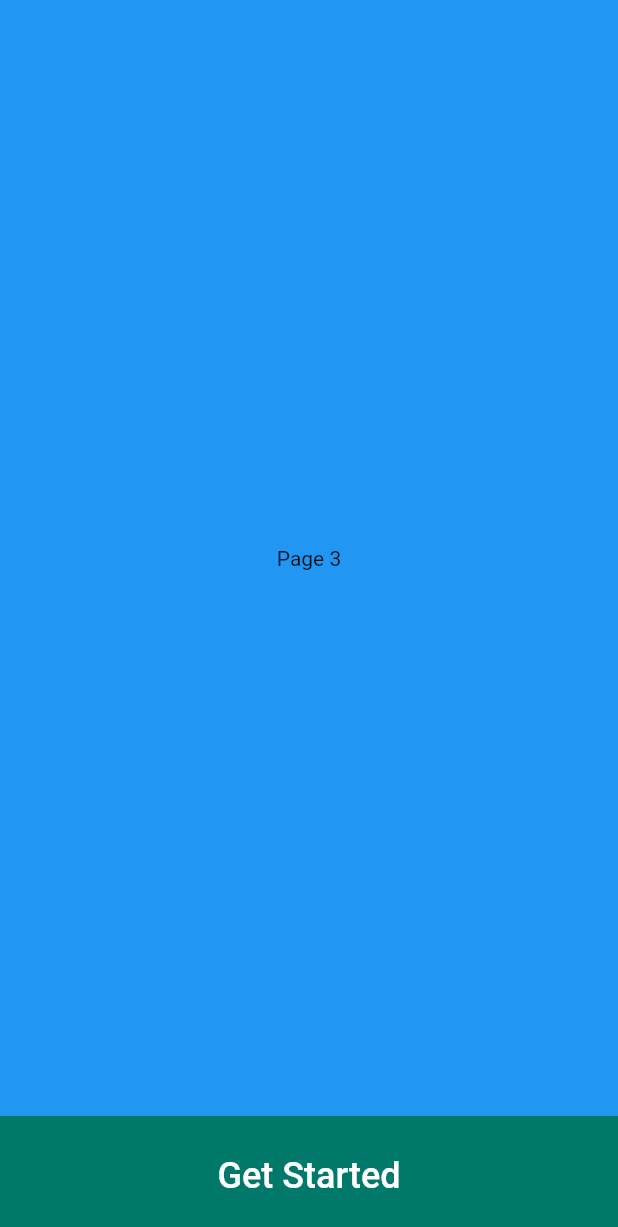
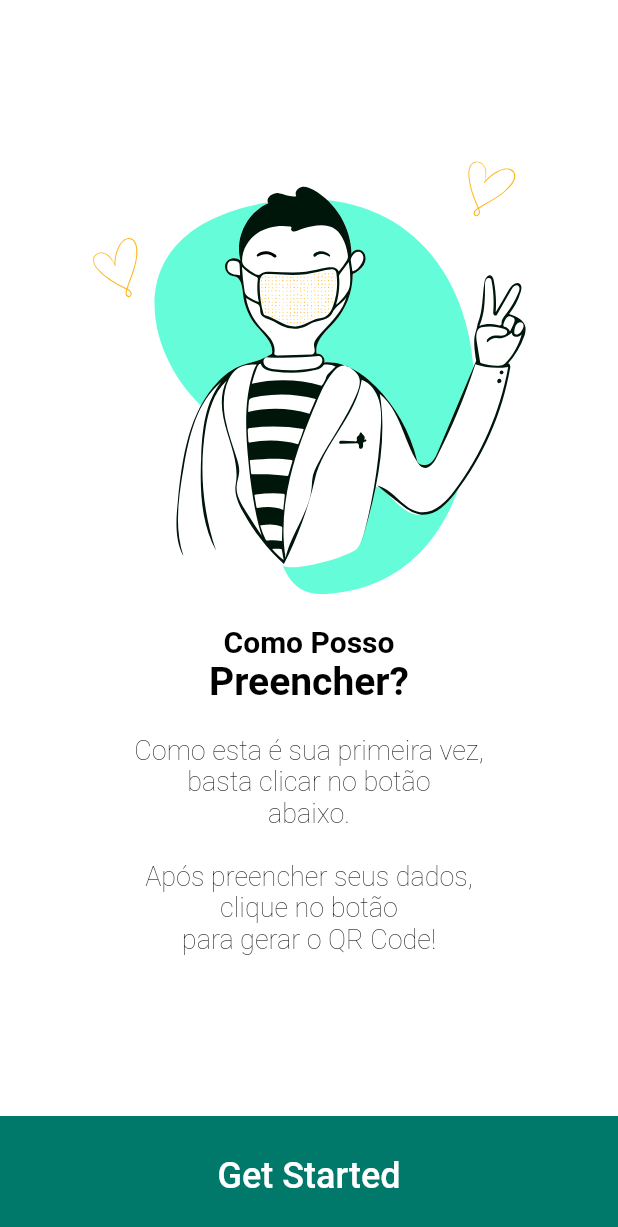
Before and after one commit to EduCsg/FastForm, a Flutter app: the screen it shows after launch, swiped to page 3, on a phone screen of 412 x 824 dp. Shown: the top 1227 px of the screen. Run offline on Flutter 3.47's test engine with Material 2 defaults, Android fonts, the phone set to English and light mode, and no system bars; our stand-ins replace flutter_svg, shared_preferences, smooth_page_indicator.

Commit message:
Finaliza terceira tela da OnboardingScreen

```diff
--- a/lib/screens/onboarding_page.dart
+++ b/lib/screens/onboarding_page.dart
@@ -138,10 +138,59 @@ class _OnboardingPageState extends State<OnboardingPage> {
                   ),
                 ),
               ),
+              //pagina 3
               Container(
-                color: Colors.blue,
-                child: const Center(
-                  child: Text('Page 3'),
+                color: Colors.white,
+                child: Center(
+                  child: Column(
+                    mainAxisAlignment: MainAxisAlignment.center,
+                    children: [
+                      SvgPicture.asset(
+                        "assets/images/img3_onboardingpage.svg",
+                      ),
+                      const SizedBox(
+                        height: 20,
+                      ),
+                      const Text(
+                        "Como Posso",
+                        textAlign: TextAlign.center,
+                        style: TextStyle(
+                          color: Colors.black,
+                          fontSize: 20,
+                          fontWeight: FontWeight.bold,
+                        ),
+                      ),
+                      const Text(
+                        "Preencher?",
+                        textAlign: TextAlign.center,
+                        style: TextStyle(
+                          color: Colors.black,
+                          fontSize: 26,
+                          fontWeight: FontWeight.bold,
+                        ),
+                      ),
+                      const SizedBox(
+                        height: 20,
+                      ),
+                      RichText(
+                        textAlign: TextAlign.center,
+                        text: const TextSpan(
+                          style: TextStyle(fontSize: 18, color: Colors.black),
+                          children: [
+                            TextSpan(
+                              text:
+                                  "Como esta é sua primeira vez,\nbasta clicar no botão\nabaixo.\n\nApós preencher seus dados,\nclique no botão\npara gerar o QR Code!",
+                              style: TextStyle(
+                                fontSize: 18,
+                                fontWeight: FontWeight.w200,
+                                color: Colors.black,
+                              ),
+                            ),
+                          ],
+                        ),
+                      ),
+                    ],
+                  ),
                 ),
               ),
             ],
```
